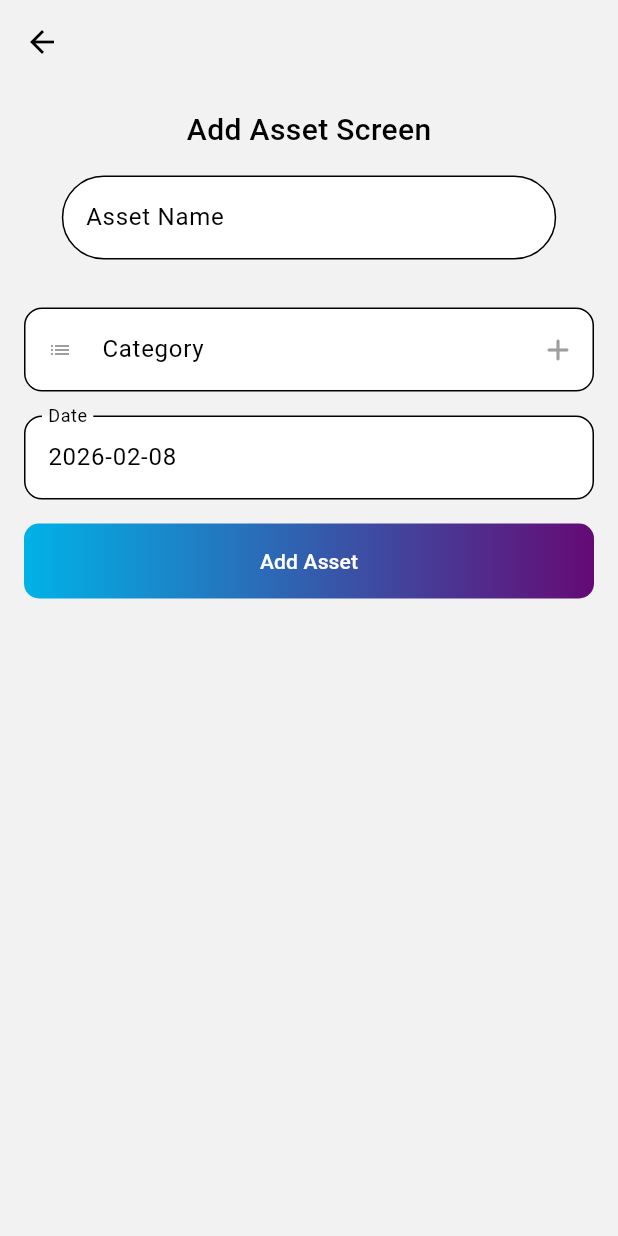
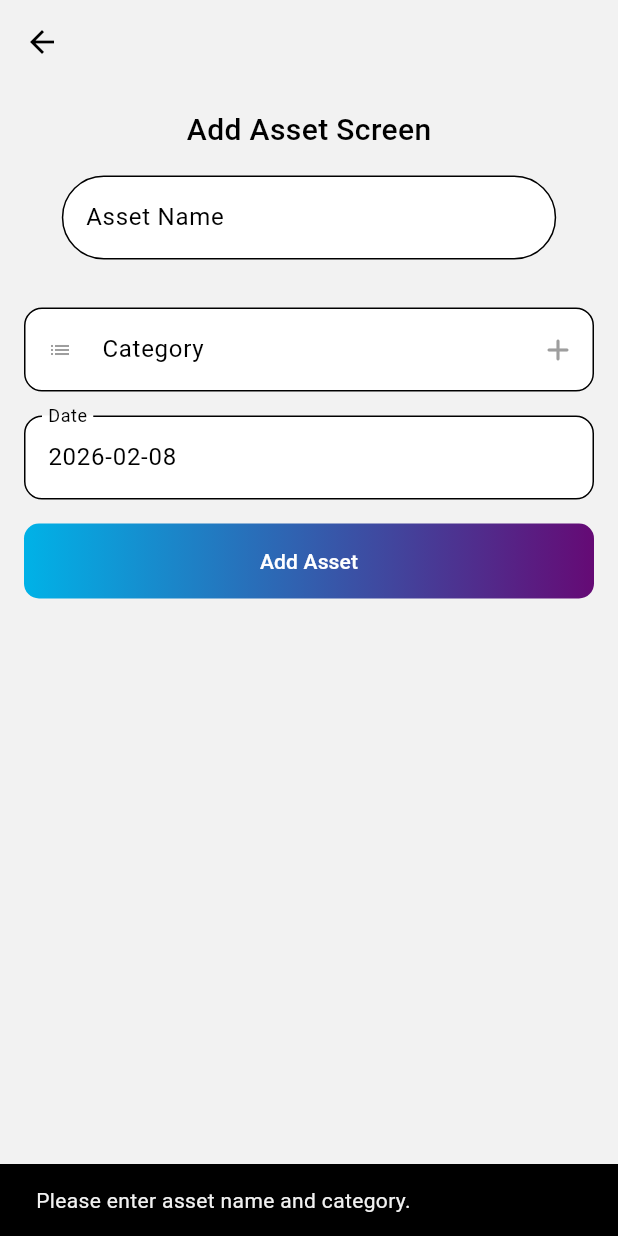
Before and after one commit to YasiruHarinda/IncomeDashboard, a Flutter app: the AddAssert screen opened directly, after a tap on "Add Asset", on a phone screen of 412 x 824 dp. Run offline on Flutter 3.47's test engine with Material 3 defaults, Android fonts, the phone set to English and light mode, and no system bars; our stand-ins replace bloc, cloud_firestore, equatable, firebase_core, fl_chart, flutter_bloc and 1 more; accounts and stored records are empty.

Commit message:
Fix Add Asset screen actions and category selection

```diff
--- a/wealth/income_tracker/lib/screens/add_assert/views/add_assert.dart
+++ b/wealth/income_tracker/lib/screens/add_assert/views/add_assert.dart
@@ -1,10 +1,9 @@
+import 'package:assert_repository/assert_repository.dart' as assert_repo;
+import 'package:cloud_firestore/cloud_firestore.dart';
 import 'package:flutter/material.dart';
+import 'package:font_awesome_flutter/font_awesome_flutter.dart';
 import 'package:intl/intl.dart';
-import 'package:font_awesome_flutter/font_awesome_flutter.dart';
 import 'package:uuid/uuid.dart';
-import 'package:assert_repository/assert_repository.dart' as assert_repo;
-import 'package:income_tracker/screens/add_assert/blocs/create_categorybloc/create_category_bloc.dart';
-import 'package:income_tracker/screens/add_assert/blocs/get_categories_bloc/get_category_bloc.dart';
 
 class AddAssert extends StatefulWidget {
   const AddAssert({super.key});
@@ -14,24 +13,133 @@ class AddAssert extends StatefulWidget {
 }
 
 class _AddAssertState extends State<AddAssert> {
-  final assert_repo.AssertRepository _assertRepository = assert_repo.FirebaseAssertRepo();
-  TextEditingController assertController = TextEditingController();
-  TextEditingController categoryController = TextEditingController();
-  TextEditingController dateController = TextEditingController();
+  final assert_repo.AssertRepository _assertRepository =
+      assert_repo.FirebaseAssertRepo();
+  final TextEditingController assertController = TextEditingController();
+  final TextEditingController categoryController = TextEditingController();
+  final TextEditingController dateController = TextEditingController();
+
   DateTime selectDate = DateTime.now();
-  List <String>myCategories = [
+  bool _isSaving = false;
+  List<String> myCategories = [
     'CSE',
     'FD',
     'Saving',
     'Unit',
     'crypto',
-    'Treasury Bill'
+    'Treasury Bill',
   ];
 
   @override
   void initState() {
     super.initState();
     dateController.text = DateFormat('yyyy-MM-dd').format(DateTime.now());
+    _loadCategories();
+  }
+
+  @override
+  void dispose() {
+    assertController.dispose();
+    categoryController.dispose();
+    dateController.dispose();
+    super.dispose();
+  }
+
+  Future<void> _loadCategories() async {
+    try {
+      final categories = await _assertRepository.getCategory();
+      if (!mounted || categories.isEmpty) {
+        return;
+      }
+
+      setState(() {
+        myCategories = [
+          ...myCategories,
+          ...categories.map((category) => category.name),
+        ].toSet().toList();
+      });
+    } catch (_) {
+      // Keep default categories when backend fetch fails.
+    }
+  }
+
+  Future<void> _selectCategory() async {
+    if (myCategories.isEmpty) {
+      return;
+    }
+
+    final selectedCategory = await showModalBottomSheet<String>(
+      context: context,
+      builder: (context) {
+        return SafeArea(
+          child: ListView.separated(
+            shrinkWrap: true,
+            itemCount: myCategories.length,
+            separatorBuilder: (_, __) => const Divider(height: 1),
+            itemBuilder: (context, index) {
+              final category = myCategories[index];
+              return ListTile(
+                title: Text(category),
+                onTap: () => Navigator.pop(context, category),
+              );
+            },
+          ),
+        );
+      },
+    );
+
+    if (!mounted || selectedCategory == null) {
+      return;
+    }
+
+    setState(() {
+      categoryController.text = selectedCategory;
+    });
+  }
+
+  Future<void> _saveAsset() async {
+    final assetName = assertController.text.trim();
+    final category = categoryController.text.trim();
+
+    if (assetName.isEmpty || category.isEmpty) {
+      ScaffoldMessenger.of(context).showSnackBar(
+        const SnackBar(content: Text('Please enter asset name and category.')),
+      );
+      return;
+    }
+
+    setState(() => _isSaving = true);
+
+    try {
+      final assertId = const Uuid().v1();
+      await FirebaseFirestore.instance.collection('asserts').doc(assertId).set({
+        'assertId': assertId,
+        'name': assetName,
+        'category': category,
+        'date': dateController.text,
+        'createdAt': FieldValue.serverTimestamp(),
+      });
+
+      if (!mounted) {
+        return;
+      }
+
+      ScaffoldMessenger.of(context).showSnackBar(
+        const SnackBar(content: Text('Asset added successfully.')),
+      );
+      Navigator.pop(context);
+    } catch (error) {
+      if (!mounted) {
+        return;
+      }
+      ScaffoldMessenger.of(context).showSnackBar(
+        SnackBar(content: Text('Failed to add asset: $error')),
+      );
+    } finally {
+      if (mounted) {
+        setState(() => _isSaving = false);
+      }
+    }
   }
 
   @override
@@ -57,22 +165,11 @@ class _AddAssertState extends State<AddAssert> {
                   ),
                 ),
               ),
-
-
-
-
-
-
-
-
-
-
-
               const SizedBox(height: 16),
               SizedBox(
-                width:MediaQuery.of(context).size.width*0.8,
+                width: MediaQuery.of(context).size.width * 0.8,
                 child: TextFormField(
-                  controller:assertController,
+                  controller: assertController,
                   decoration: const InputDecoration(
                     filled: true,
                     fillColor: Colors.white,
@@ -83,23 +180,17 @@ class _AddAssertState extends State<AddAssert> {
                   ),
                 ),
               ),
-
-
-
-
               const SizedBox(height: 32.0),
               TextFormField(
-                controller:categoryController,
+                controller: categoryController,
                 readOnly: true,
-                onTap: (){
-
-                },
+                onTap: _selectCategory,
                 decoration: InputDecoration(
                   filled: true,
                   fillColor: Colors.white,
                   prefixIcon: const Icon(
                     Icons.list,
-                    size:16,
+                    size: 16,
                     color: Colors.grey,
                   ),
                   suffixIcon: IconButton(
@@ -107,7 +198,7 @@ class _AddAssertState extends State<AddAssert> {
                       showDialog(
                         context: context,
                         builder: (ctx) {
-        TextEditingController categoryNameController = TextEditingController();
+                          final categoryNameController = TextEditingController();
 
                           return AlertDialog(
                             title: const Text('Add Category'),
@@ -119,7 +210,8 @@ class _AddAssertState extends State<AddAssert> {
                                 filled: true,
                                 fillColor: Colors.white,
                                 border: OutlineInputBorder(
-                borderRadius: BorderRadius.all(Radius.circular(12)),
+                                  borderRadius:
+                                      BorderRadius.all(Radius.circular(12)),
                                 ),
                                 labelText: 'Name',
                               ),
@@ -131,31 +223,41 @@ class _AddAssertState extends State<AddAssert> {
                               ),
                               ElevatedButton(
                                 onPressed: () async {
-                final categoryName = categoryNameController.text.trim();
+                                  final categoryName =
+                                      categoryNameController.text.trim();
                                   if (categoryName.isEmpty) {
                                     return;
                                   }
 
-                final category = assert_repo.Category(
+                                  final newCategory = assert_repo.Category(
                                     categoryId: const Uuid().v1(),
                                     name: categoryName,
                                     totalAssert: 0,
                                   );
 
                                   try {
-                  await _assertRepository.createCategory(category);
-                  if (!mounted) return;
+                                    await _assertRepository
+                                        .createCategory(newCategory);
+                                    if (!mounted) {
+                                      return;
+                                    }
 
                                     setState(() {
-                    myCategories.add(category.name);
-                    categoryController.text = category.name;
+                                      myCategories.add(newCategory.name);
+                                      categoryController.text = newCategory.name;
                                     });
 
                                     Navigator.pop(ctx);
                                   } catch (error) {
-                  if (!mounted) return;
+                                    if (!mounted) {
+                                      return;
+                                    }
                                     ScaffoldMessenger.of(context).showSnackBar(
-                    SnackBar(content: Text('Failed to save category: $error')),
+                                      SnackBar(
+                                        content: Text(
+                                          'Failed to save category: $error',
+                                        ),
+                                      ),
                                     );
                                   }
                                 },
@@ -172,36 +274,29 @@ class _AddAssertState extends State<AddAssert> {
                       color: Colors.grey,
                     ),
                   ),
-
                   border: const OutlineInputBorder(
                     borderRadius: BorderRadius.all(Radius.circular(12)),
                   ),
                   labelText: 'Category',
                 ),
               ),
-
-
-
-
               const SizedBox(height: 16.0),
               TextFormField(
                 controller: dateController,
                 readOnly: true,
-                onTap: () async{
-                  DateTime? newDate = await showDatePicker(
+                onTap: () async {
+                  final DateTime? newDate = await showDatePicker(
                     context: context,
-
                     firstDate: DateTime.now(),
-                    lastDate: DateTime.now().add(Duration(days: 365)),
+                    lastDate: DateTime.now().add(const Duration(days: 365)),
                     initialDate: selectDate,
                   );
-                  if(newDate!=null){
-                    setState((){
-                       dateController.text = DateFormat('yyyy-MM-dd').format(newDate);
+                  if (newDate != null) {
+                    setState(() {
+                      dateController.text =
+                          DateFormat('yyyy-MM-dd').format(newDate);
                       selectDate = newDate;
-
                     });
-
                   }
                 },
                 decoration: const InputDecoration(
@@ -217,7 +312,7 @@ class _AddAssertState extends State<AddAssert> {
               Container(
                 width: double.infinity,
                 decoration: BoxDecoration(
-                  gradient: LinearGradient(
+                  gradient: const LinearGradient(
                     colors: [
                       Color(0xFF00B2E7),
                       Color.fromARGB(255, 101, 10, 117),
@@ -226,7 +321,7 @@ class _AddAssertState extends State<AddAssert> {
                   borderRadius: BorderRadius.circular(10),
                 ),
                 child: TextButton(
-                  onPressed: () {},
+                  onPressed: _isSaving ? null : _saveAsset,
                   style: TextButton.styleFrom(
                     foregroundColor: Colors.white,
                     minimumSize: const Size.fromHeight(50),
@@ -236,9 +331,15 @@ class _AddAssertState extends State<AddAssert> {
                     backgroundColor: Colors.transparent,
                     shadowColor: Colors.transparent,
                   ),
-                  child: const Text('Add Asset'),
+                  child: _isSaving
+                      ? const SizedBox(
+                          width: 18,
+                          height: 18,
+                          child: CircularProgressIndicator(strokeWidth: 2),
+                        )
+                      : const Text('Add Asset'),
                 ),
-              )
+              ),
             ],
           ),
         ),
```
Also changed, not shown: wealth/income_tracker/lib/main.dart (+14 -6 lines). Lines whose indentation alone changed are shown as unchanged.
